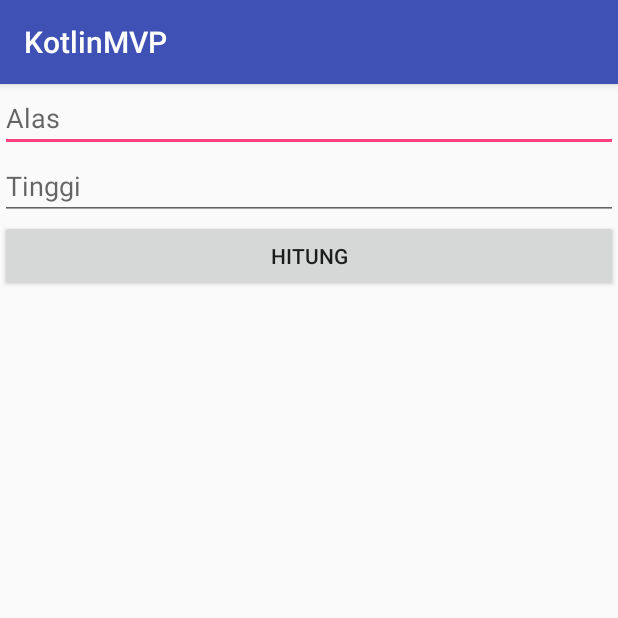
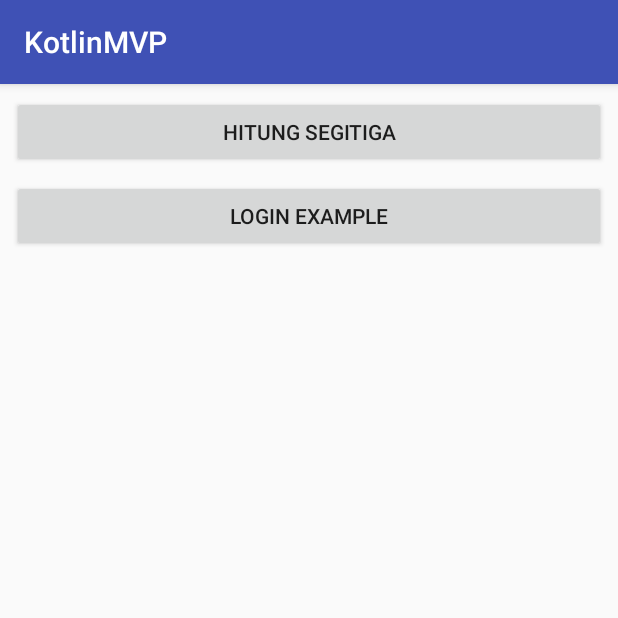
Before and after one commit to AjiSetya/KotlinMVP, an Android app: the screen it shows after launch (MainActivity before the commit, MenuActivity after it), on a phone screen of 412 x 824 dp, the top half of it. Run offline under Robolectric (Android 15) with nearby library versions, the phone set to English and light mode, and no system bars; 2 statements that could not run were skipped.

Commit message:
add login data validation mvp

```diff
--- a/app/build.gradle
+++ b/app/build.gradle
@@ -24,9 +24,10 @@ android {
 
 dependencies {
     implementation fileTree(dir: 'libs', include: ['*.jar'])
-    implementation"org.jetbrains.kotlin:kotlin-stdlib-jre7:$kotlin_version"
+    implementation "org.jetbrains.kotlin:kotlin-stdlib-jre7:$kotlin_version"
     implementation "com.android.support:appcompat-v7:$google_version"
     implementation "com.android.support.constraint:constraint-layout:$constrain_version"
+    implementation 'com.android.support.constraint:constraint-layout:1.1.2'
     testImplementation 'junit:junit:4.12'
     androidTestImplementation "com.android.support.test:runner:$testrunner_version"
     androidTestImplementation "com.android.support.test.espresso:espresso-core:$espresso_version"
@@ -35,7 +36,8 @@ dependencies {
     implementation "org.jetbrains.anko:anko-commons:$anko_version"
 
     // Anko Layouts
-    implementation "org.jetbrains.anko:anko-sdk25:$anko_version" // sdk15, sdk19, sdk21, sdk23 are also available
+    implementation "org.jetbrains.anko:anko-sdk25:$anko_version"
+    // sdk15, sdk19, sdk21, sdk23 are also available
     implementation "org.jetbrains.anko:anko-appcompat-v7:$anko_version"
 
     // Coroutine listeners for Anko Layouts
--- a/app/src/main/AndroidManifest.xml
+++ b/app/src/main/AndroidManifest.xml
@@ -9,13 +9,15 @@
         android:roundIcon="@mipmap/ic_launcher_round"
         android:supportsRtl="true"
         android:theme="@style/AppTheme">
-        <activity android:name=".MainActivity.MainActivity">
+        <activity android:name=".MainActivity.MainActivity" />
+        <activity android:name=".MenuActivity">
             <intent-filter>
                 <action android:name="android.intent.action.MAIN" />
 
                 <category android:name="android.intent.category.LAUNCHER" />
             </intent-filter>
         </activity>
+        <activity android:name=".LoginActivity.LoginActivity"></activity>
     </application>
 
 </manifest>
--- /dev/null
+++ b/app/src/main/java/com/blogspot/blogsetyaaji/kotlinmvp/MenuActivity.kt
@@ -0,0 +1,20 @@
+package com.blogspot.blogsetyaaji.kotlinmvp
+
+import android.support.v7.app.AppCompatActivity
+import android.os.Bundle
+import com.blogspot.blogsetyaaji.kotlinmvp.LoginActivity.LoginActivity
+import com.blogspot.blogsetyaaji.kotlinmvp.MainActivity.MainActivity
+import kotlinx.android.synthetic.main.activity_menu.*
+import org.jetbrains.anko.sdk25.coroutines.onClick
+import org.jetbrains.anko.startActivity
+
+class MenuActivity : AppCompatActivity() {
+
+    override fun onCreate(savedInstanceState: Bundle?) {
+        super.onCreate(savedInstanceState)
+        setContentView(R.layout.activity_menu)
+
+        btnmtksegitiga.onClick { startActivity<MainActivity>() }
+        btnloginexp.onClick { startActivity<LoginActivity>() }
+    }
+}
--- /dev/null
+++ b/app/src/main/res/layout/activity_menu.xml
@@ -0,0 +1,36 @@
+<?xml version="1.0" encoding="utf-8"?>
+<android.support.constraint.ConstraintLayout xmlns:android="http://schemas.android.com/apk/res/android"
+    xmlns:app="http://schemas.android.com/apk/res-auto"
+    xmlns:tools="http://schemas.android.com/tools"
+    android:layout_width="match_parent"
+    android:layout_height="match_parent"
+    tools:context=".MenuActivity">
+
+    <Button
+        android:id="@+id/btnmtksegitiga"
+        android:layout_width="0dp"
+        android:layout_height="wrap_content"
+        android:layout_marginEnd="8dp"
+        android:layout_marginLeft="8dp"
+        android:layout_marginRight="8dp"
+        android:layout_marginStart="8dp"
+        android:layout_marginTop="8dp"
+        android:text="@string/btnsegitiga"
+        app:layout_constraintEnd_toEndOf="parent"
+        app:layout_constraintStart_toStartOf="parent"
+        app:layout_constraintTop_toTopOf="parent" />
+
+    <Button
+        android:id="@+id/btnloginexp"
+        android:layout_width="0dp"
+        android:layout_height="wrap_content"
+        android:layout_marginEnd="8dp"
+        android:layout_marginLeft="8dp"
+        android:layout_marginRight="8dp"
+        android:layout_marginStart="8dp"
+        android:layout_marginTop="8dp"
+        android:text="@string/btnlogin"
+        app:layout_constraintEnd_toEndOf="parent"
+        app:layout_constraintStart_toStartOf="parent"
+        app:layout_constraintTop_toBottomOf="@+id/btnmtksegitiga" />
+</android.support.constraint.ConstraintLayout>
--- a/app/src/main/res/values/strings.xml
+++ b/app/src/main/res/values/strings.xml
@@ -3,4 +3,9 @@
     <string name="alas">Alas</string>
     <string name="tinggi">Tinggi</string>
     <string name="btnhitung">Hitung</string>
+    <string name="btnsegitiga">hitung segitiga</string>
+    <string name="btnlogin">login example</string>
+    <string name="txtemail">Your Email</string>
+    <string name="txtpassword">Your Password</string>
+    <string name="btndologin">login</string>
 </resources>
```
Also changed, not shown: app/src/main/java/com/blogspot/blogsetyaaji/kotlinmvp/LoginActivity/LoginActivity.java (added, +47 -0 lines), app/src/main/java/com/blogspot/blogsetyaaji/kotlinmvp/LoginActivity/Model/IUser.java (added, +10 -0 lines), app/src/main/java/com/blogspot/blogsetyaaji/kotlinmvp/LoginActivity/Model/User.java (added, +40 -0 lines), app/src/main/java/com/blogspot/blogsetyaaji/kotlinmvp/LoginActivity/Presenter/ILoginPresenter.java (added, +8 -0 lines), app/src/main/java/com/blogspot/blogsetyaaji/kotlinmvp/LoginActivity/Presenter/LoginPresenter.java (added, +28 -0 lines), app/src/main/java/com/blogspot/blogsetyaaji/kotlinmvp/LoginActivity/View/ILoginView.java (added, +7 -0 lines), app/src/main/res/layout/activity_login.xml (added, +54 -0 lines).
